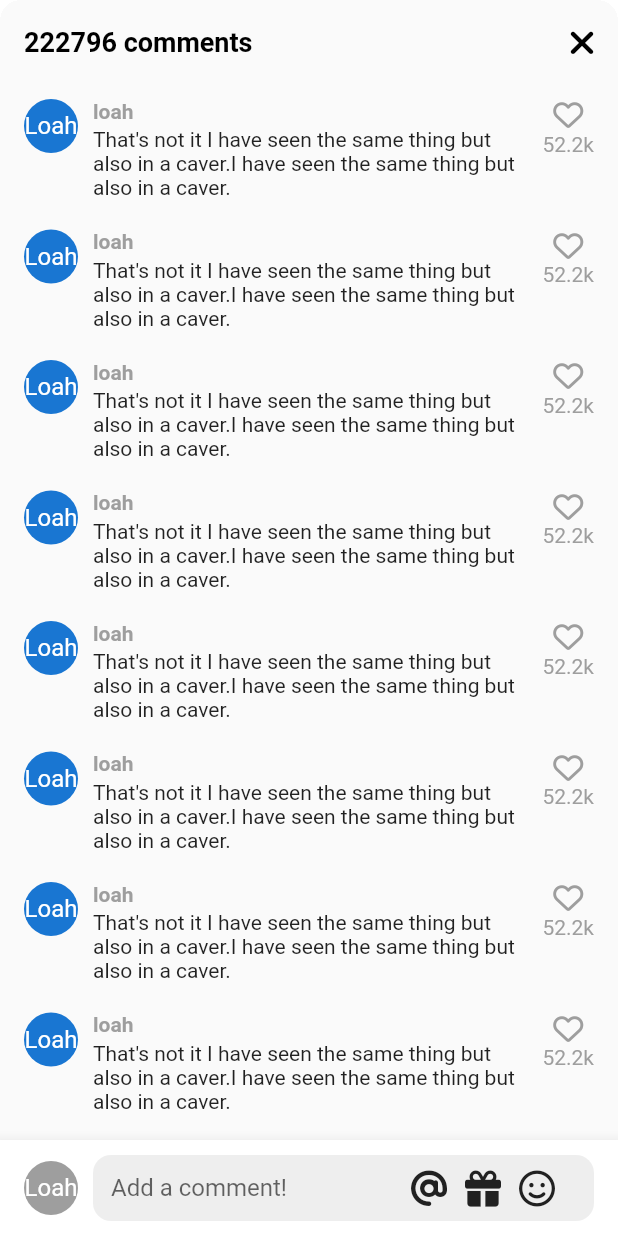
After one commit to a17876/Flutter_tiktok_clone, a Flutter app: the VideoComments screen opened directly, on a phone screen of 412 x 824 dp. The commit adds this screen. Run offline on Flutter 3.47's test engine with Material 2 defaults, Android fonts, the phone set to English and light mode, and no system bars; our stand-ins replace font_awesome_flutter, video_player, visibility_detector; network calls fail.

Commit message:
add comment section - bottom sheet

```diff
--- a/lib/features/main_navigation/main_navigation_screen.dart
+++ b/lib/features/main_navigation/main_navigation_screen.dart
@@ -39,6 +39,7 @@ class _MainNavigationScreenState extends State<MainNavigationScreen> {
   @override
   Widget build(BuildContext context) {
     return Scaffold(
+      backgroundColor: _selectedIndex == 0 ? Colors.black : Colors.white,
       body:
           // screens.elementAt(_selectedIndex), // 현재 선택된 화면만 보여줌 이전의 상태는 지우고 초기화시킴 하나씩만 렌더링하기 때문에
           Stack(
--- /dev/null
+++ b/lib/features/videos/widgets/video_comments.dart
@@ -0,0 +1,219 @@
+import 'package:flutter/material.dart';
+import 'package:flutter_tiktok_clone/constants/sizes.dart';
+import 'package:font_awesome_flutter/font_awesome_flutter.dart';
+
+import '../../../constants/gaps.dart';
+
+class VideoComments extends StatefulWidget {
+  const VideoComments({super.key});
+
+  @override
+  State<VideoComments> createState() => _VideoCommentsState();
+}
+
+class _VideoCommentsState extends State<VideoComments> {
+  bool _isWriting = false;
+  final ScrollController _scrollController = ScrollController();
+
+  void _onClosePressed() {
+    Navigator.of(context).pop();
+  }
+
+  void _stopWriting() {
+    FocusScope.of(context).unfocus();
+    setState(() {
+      _isWriting = false;
+    });
+  }
+
+  void _onStartWriting() {
+    setState(() {
+      _isWriting = true;
+    });
+  }
+
+  @override
+  Widget build(BuildContext context) {
+    final size = MediaQuery.of(context).size;
+
+    return Container(
+      height: size.height * 0.7,
+      clipBehavior: Clip.hardEdge,
+      decoration: BoxDecoration(
+        borderRadius: BorderRadius.circular(
+          Sizes.size14,
+        ),
+      ),
+      child: Scaffold(
+        resizeToAvoidBottomInset: false,
+        backgroundColor: Colors.grey.shade50,
+        appBar: AppBar(
+          backgroundColor: Colors.grey.shade50,
+          title: const Text("222796 comments"),
+          automaticallyImplyLeading: false,
+          actions: [
+            IconButton(
+              onPressed: _onClosePressed,
+              icon: const FaIcon(
+                FontAwesomeIcons.xmark,
+              ),
+            )
+          ],
+        ),
+        body: GestureDetector(
+          onTap: _stopWriting,
+          child: Stack(
+            children: [
+              Scrollbar(
+                controller: _scrollController,
+                child: ListView.separated(
+                  padding: const EdgeInsets.only(
+                    top: Sizes.size10,
+                    bottom: Sizes.size96 + Sizes.size20,
+                    left: Sizes.size16,
+                    right: Sizes.size16,
+                  ),
+                  itemCount: 10,
+                  separatorBuilder: (context, index) => Gaps.v20,
+                  itemBuilder: (context, index) => Row(
+                    crossAxisAlignment: CrossAxisAlignment.start,
+                    children: [
+                      const CircleAvatar(
+                        radius: 18,
+                        child: Text("Loah"),
+                      ),
+                      Gaps.h10,
+                      Expanded(
+                        child: Column(
+                          crossAxisAlignment: CrossAxisAlignment.start,
+                          children: [
+                            Text(
+                              "loah",
+                              style: TextStyle(
+                                fontWeight: FontWeight.bold,
+                                fontSize: Sizes.size14,
+                                color: Colors.grey.shade500,
+                              ),
+                            ),
+                            Gaps.v3,
+                            const Text(
+                              "That's not it I have seen the same thing but also in a caver.I have seen the same thing but also in a caver.",
+                            )
+                          ],
+                        ),
+                      ),
+                      Gaps.h10,
+                      Column(
+                        children: [
+                          FaIcon(
+                            FontAwesomeIcons.heart,
+                            size: Sizes.size20,
+                            color: Colors.grey.shade500,
+                          ),
+                          Gaps.v2,
+                          Text(
+                            "52.2k",
+                            style: TextStyle(
+                              color: Colors.grey.shade500,
+                            ),
+                          )
+                        ],
+                      )
+                    ],
+                  ),
+                ),
+              ),
+              Positioned(
+                bottom: MediaQuery.of(context).viewInsets.bottom == 0
+                    ? 0
+                    : MediaQuery.of(context).viewInsets.bottom,
+                width: size.width,
+                child: BottomAppBar(
+                  color: Colors.white,
+                  child: Padding(
+                    padding: const EdgeInsets.symmetric(
+                      horizontal: Sizes.size16,
+                      vertical: Sizes.size10,
+                    ),
+                    child: Row(
+                      children: [
+                        CircleAvatar(
+                          radius: 18,
+                          backgroundColor: Colors.grey.shade500,
+                          foregroundColor: Colors.white,
+                          child: const Text("Loah"),
+                        ),
+                        Gaps.h10,
+                        Expanded(
+                          child: SizedBox(
+                            height: Sizes.size44, // 입력창 높이
+                            child: TextField(
+                              onTap: _onStartWriting,
+                              expands: true,
+                              minLines: null,
+                              maxLines: null,
+                              textInputAction: TextInputAction.newline,
+                              cursorColor: Theme.of(context).primaryColor,
+                              decoration: InputDecoration(
+                                suffixIcon: Padding(
+                                  padding: const EdgeInsets.only(
+                                      right: Sizes.size14),
+                                  child: Row(
+                                    mainAxisSize: MainAxisSize.min,
+                                    children: [
+                                      FaIcon(
+                                        FontAwesomeIcons.at,
+                                        color: Colors.grey.shade900,
+                                      ),
+                                      Gaps.h12,
+                                      FaIcon(
+                                        FontAwesomeIcons.gift,
+                                        color: Colors.grey.shade900,
+                                      ),
+                                      Gaps.h12,
+                                      FaIcon(
+                                        FontAwesomeIcons.faceSmile,
+                                        color: Colors.grey.shade900,
+                                      ),
+                                      Gaps.h12,
+                                      if (_isWriting)
+                                        GestureDetector(
+                                          onTap: _stopWriting,
+                                          child: FaIcon(
+                                            FontAwesomeIcons.paperPlane,
+                                            color:
+                                                Theme.of(context).primaryColor,
+                                          ),
+                                        ),
+                                    ],
+                                  ),
+                                ),
+                                hintText: "Add a comment!",
+                                border: OutlineInputBorder(
+                                  borderRadius: BorderRadius.circular(
+                                    Sizes.size12,
+                                  ),
+                                  borderSide: BorderSide.none,
+                                ),
+                                filled: true,
+                                fillColor: Colors.grey.shade200,
+                                contentPadding: const EdgeInsets.symmetric(
+                                  horizontal: Sizes.size12,
+                                  vertical: Sizes.size10,
+                                ),
+                              ),
+                            ),
+                          ),
+                        ),
+                      ],
+                    ),
+                  ),
+                ),
+              )
+            ],
+          ),
+        ),
+      ),
+    );
+  }
+}
--- a/pubspec.yaml
+++ b/pubspec.yaml
@@ -37,6 +37,8 @@ dependencies:
   # Use with the CupertinoIcons class for iOS style icons.
   cupertino_icons: ^1.0.2
   video_player: 2.4.10
+  visibility_detector: 0.3.3
+
 
 dev_dependencies:
   flutter_test:
```
Also changed, not shown: lib/features/videos/video_timeline_screen.dart (+21 -7 lines), lib/features/videos/widgets/video_button.dart (added, +35 -0 lines), lib/features/videos/widgets/video_post.dart (+154 -3 lines), pubspec.lock.
